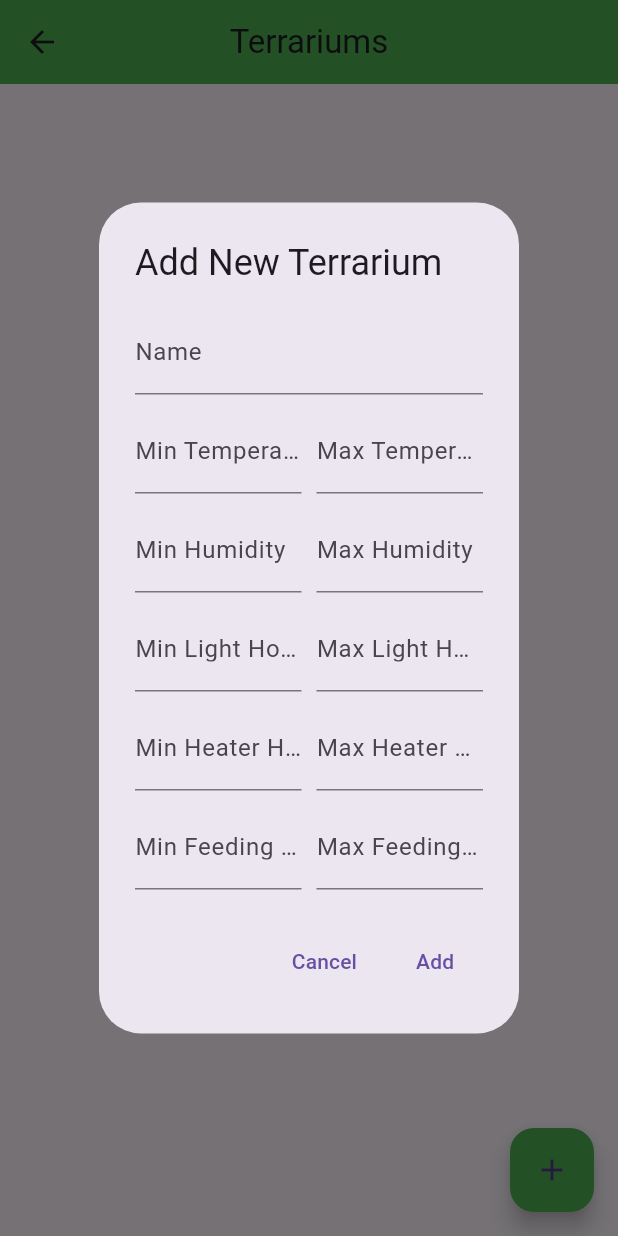
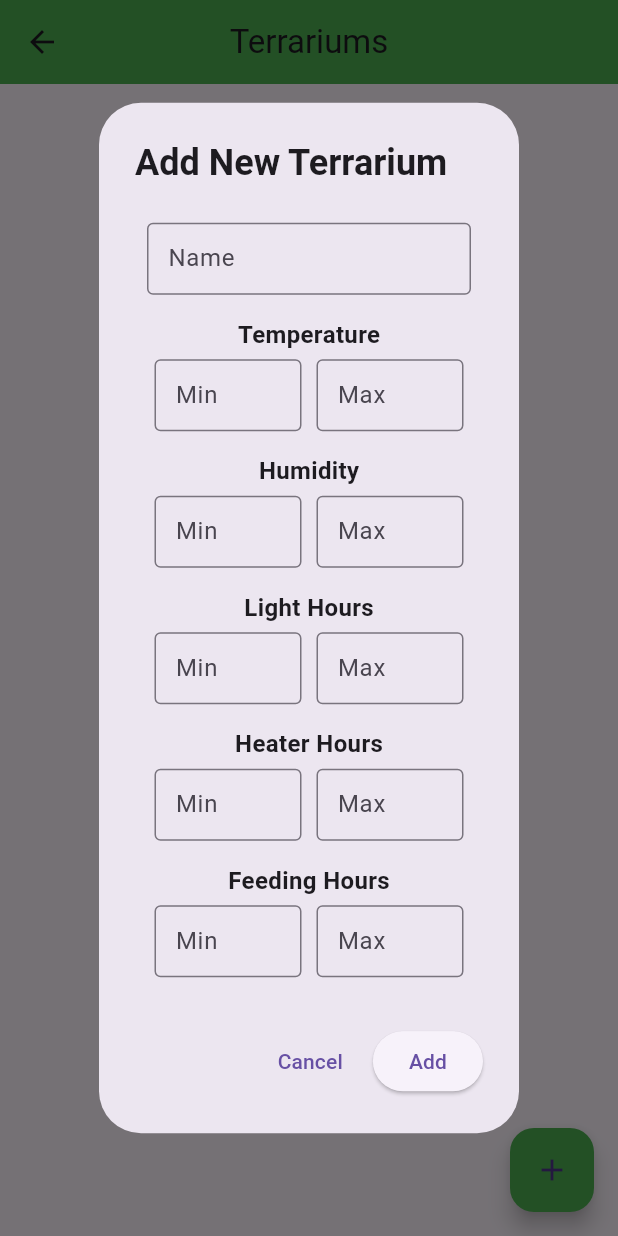
Before and after one commit to pedroarruda07/smart-terrariums, a Flutter app: the TerrariumsListPage screen opened directly, after a tap on the "add" icon, on a phone screen of 412 x 824 dp. Run offline on Flutter 3.47's test engine with Material 3 defaults, Android fonts, the phone set to English and light mode, and no system bars; our stand-ins replace firebase_core, firebase_database, fl_chart; accounts and stored records are empty.

Commit message:
Fixing add terrarium page

```diff
--- a/flutter/lib/AddTerrariumDialog.dart
+++ b/flutter/lib/AddTerrariumDialog.dart
@@ -3,7 +3,6 @@ import 'package:flutter/material.dart';
 import 'Terrarium.dart';
 
 class AddTerrariumDialog extends StatefulWidget {
-
   const AddTerrariumDialog({Key? key}) : super(key: key);
 
   @override
@@ -11,133 +10,63 @@ class AddTerrariumDialog extends StatefulWidget {
 }
 
 class _AddTerrariumDialogState extends State<AddTerrariumDialog> {
-  TextEditingController nameController = TextEditingController();
-  TextEditingController minTemperatureController = TextEditingController();
-  TextEditingController maxTemperatureController = TextEditingController();
-  TextEditingController minHumidityController = TextEditingController();
-  TextEditingController maxHumidityController = TextEditingController();
-  TextEditingController minLightHoursController = TextEditingController();
-  TextEditingController maxLightHoursController = TextEditingController();
-  TextEditingController minHeaterHoursController = TextEditingController();
-  TextEditingController maxHeaterHoursController = TextEditingController();
-  TextEditingController minFeedingHoursController = TextEditingController();
-  TextEditingController maxFeedingHoursController = TextEditingController();
+  final TextEditingController nameController = TextEditingController();
+  final TextEditingController minTemperatureController = TextEditingController();
+  final TextEditingController maxTemperatureController = TextEditingController();
+  final TextEditingController minHumidityController = TextEditingController();
+  final TextEditingController maxHumidityController = TextEditingController();
+  final TextEditingController minLightHoursController = TextEditingController();
+  final TextEditingController maxLightHoursController = TextEditingController();
+  final TextEditingController minHeaterHoursController = TextEditingController();
+  final TextEditingController maxHeaterHoursController = TextEditingController();
+  final TextEditingController minFeedingHoursController = TextEditingController();
+  final TextEditingController maxFeedingHoursController = TextEditingController();
 
   final dbRef = FirebaseDatabase.instance.ref('Terrariums');
 
   @override
   Widget build(BuildContext context) {
     return AlertDialog(
-      title: Text('Add New Terrarium'),
+      title: Text('Add New Terrarium', style: TextStyle(fontWeight: FontWeight.bold)),
       content: SingleChildScrollView(
+        child: Padding(
+          padding: const EdgeInsets.all(8.0),
           child: Column(
             mainAxisSize: MainAxisSize.min,
             children: [
-            TextFormField(
-              controller: nameController,
-              decoration: InputDecoration(labelText: 'Name'),
-            ),
+              _buildTextField(nameController, 'Name'),
               SizedBox(height: 10),
-            Row(
-              children: [
-                Expanded(
-                  child: TextFormField(
-                    controller: minTemperatureController,
-                    keyboardType: TextInputType.number,
-                    decoration: InputDecoration(labelText: 'Min Temperature'),
-                  ),
-                ),
-                SizedBox(width: 10),
-                Expanded(
-                  child: TextFormField(
-                    controller: maxTemperatureController,
-                    keyboardType: TextInputType.number,
-                    decoration: InputDecoration(labelText: 'Max Temperature'),
-                  ),
-                ),
+              _buildSectionLabel('Temperature'),
+              _buildRow([
+                _buildTextField(minTemperatureController, 'Min', keyboardType: TextInputType.number),
+                _buildTextField(maxTemperatureController, 'Max', keyboardType: TextInputType.number),
+              ]),
+              SizedBox(height: 10),
+              _buildSectionLabel('Humidity'),
+              _buildRow([
+                _buildTextField(minHumidityController, 'Min', keyboardType: TextInputType.number),
+                _buildTextField(maxHumidityController, 'Max', keyboardType: TextInputType.number),
+              ]),
+              SizedBox(height: 10),
+              _buildSectionLabel('Light Hours'),
+              _buildRow([
+                _buildTextField(minLightHoursController, 'Min', keyboardType: TextInputType.number),
+                _buildTextField(maxLightHoursController, 'Max', keyboardType: TextInputType.number),
+              ]),
+              SizedBox(height: 10),
+              _buildSectionLabel('Heater Hours'),
+              _buildRow([
+                _buildTextField(minHeaterHoursController, 'Min', keyboardType: TextInputType.number),
+                _buildTextField(maxHeaterHoursController, 'Max', keyboardType: TextInputType.number),
+              ]),
+              SizedBox(height: 10),
+              _buildSectionLabel('Feeding Hours'),
+              _buildRow([
+                _buildTextField(minFeedingHoursController, 'Min', keyboardType: TextInputType.number),
+                _buildTextField(maxFeedingHoursController, 'Max', keyboardType: TextInputType.number),
+              ]),
             ],
           ),
-            SizedBox(height: 10),
-            Row(
-              children: [
-                Expanded(
-                  child: TextFormField(
-                    controller: minHumidityController,
-                    keyboardType: TextInputType.number,
-                    decoration: InputDecoration(labelText: 'Min Humidity'),
-                  ),
-                ),
-                SizedBox(width: 10),
-                Expanded(
-                  child: TextFormField(
-                    controller: maxHumidityController,
-                    keyboardType: TextInputType.number,
-                    decoration: InputDecoration(labelText: 'Max Humidity'),
-                  ),
-                ),
-              ],
-            ),
-            SizedBox(height: 10),
-            Row(
-              children: [
-                Expanded(
-                  child: TextFormField(
-                    controller: minLightHoursController,
-                    keyboardType: TextInputType.number,
-                    decoration: InputDecoration(labelText: 'Min Light Hours'),
-                  ),
-                ),
-                SizedBox(width: 10),
-                Expanded(
-                  child: TextFormField(
-                    controller: maxLightHoursController,
-                    keyboardType: TextInputType.number,
-                    decoration: InputDecoration(labelText: 'Max Light Hours'),
-                  ),
-                ),
-              ],
-            ),
-            SizedBox(height: 10),
-            Row(
-              children: [
-                Expanded(
-                  child: TextFormField(
-                    controller: minHeaterHoursController,
-                    keyboardType: TextInputType.number,
-                    decoration: InputDecoration(labelText: 'Min Heater Hours'),
-                  ),
-                ),
-                SizedBox(width: 10),
-                Expanded(
-                  child: TextFormField(
-                    controller: maxHeaterHoursController,
-                    keyboardType: TextInputType.number,
-                    decoration: InputDecoration(labelText: 'Max Heater Hours'),
-                  ),
-                ),
-              ],
-            ),
-            SizedBox(height: 10),
-            Row(
-              children: [
-                Expanded(
-                  child: TextFormField(
-                    controller: minFeedingHoursController,
-                    keyboardType: TextInputType.number,
-                    decoration: InputDecoration(labelText: 'Min Feeding Hours'),
-                  ),
-                ),
-                SizedBox(width: 10),
-                Expanded(
-                  child: TextFormField(
-                    controller: maxFeedingHoursController,
-                    keyboardType: TextInputType.number,
-                    decoration: InputDecoration(labelText: 'Max Feeding Hours'),
-                  ),
-                ),
-              ],
-            ),
-          ],
         ),
       ),
       actions: <Widget>[
@@ -147,7 +76,7 @@ class _AddTerrariumDialogState extends State<AddTerrariumDialog> {
           },
           child: Text('Cancel'),
         ),
-        TextButton(
+        ElevatedButton(
           onPressed: () {
             // Validate and save form data
             final newTerrarium = Terrarium(
@@ -169,8 +98,9 @@ class _AddTerrariumDialogState extends State<AddTerrariumDialog> {
               maxHeaterHours: int.parse(maxHeaterHoursController.text),
               minFeedingHours: int.parse(minFeedingHoursController.text),
               maxFeedingHours: int.parse(maxFeedingHoursController.text),
-              activity: {}
+              activity: {},
             );
+
             dbRef.push().set({
               'name': newTerrarium.name,
               'minTemp': newTerrarium.minTemperature,
@@ -178,9 +108,9 @@ class _AddTerrariumDialogState extends State<AddTerrariumDialog> {
               'minHumidity': newTerrarium.minHumidity,
               'maxHumidity': newTerrarium.maxHumidity,
               'minLight': newTerrarium.minLightHours,
-               'maxLight': newTerrarium.maxLightHours
+              'maxLight': newTerrarium.maxLightHours,
+            });
 
-            });
             Navigator.of(context).pop();
           },
           child: Text('Add'),
@@ -188,4 +118,35 @@ class _AddTerrariumDialogState extends State<AddTerrariumDialog> {
       ],
     );
   }
+
+  Widget _buildTextField(TextEditingController controller, String labelText, {TextInputType keyboardType = TextInputType.text}) {
+    return TextFormField(
+      controller: controller,
+      keyboardType: keyboardType,
+      decoration: InputDecoration(
+        labelText: labelText,
+        border: OutlineInputBorder(),
+        contentPadding: EdgeInsets.symmetric(horizontal: 10, vertical: 10),
+      ),
+    );
   }
+
+  Widget _buildSectionLabel(String labelText) {
+    return Padding(
+      padding: const EdgeInsets.symmetric(vertical: 5),
+      child: Text(
+        labelText,
+        style: TextStyle(fontSize: 16, fontWeight: FontWeight.bold),
+      ),
+    );
+  }
+
+  Widget _buildRow(List<Widget> children) {
+    return Row(
+      children: children.map((child) => Expanded(child: Padding(
+        padding: const EdgeInsets.symmetric(horizontal: 5.0),
+        child: child,
+      ))).toList(),
+    );
+  }
+}
```
Lines whose indentation alone changed are shown as unchanged.
